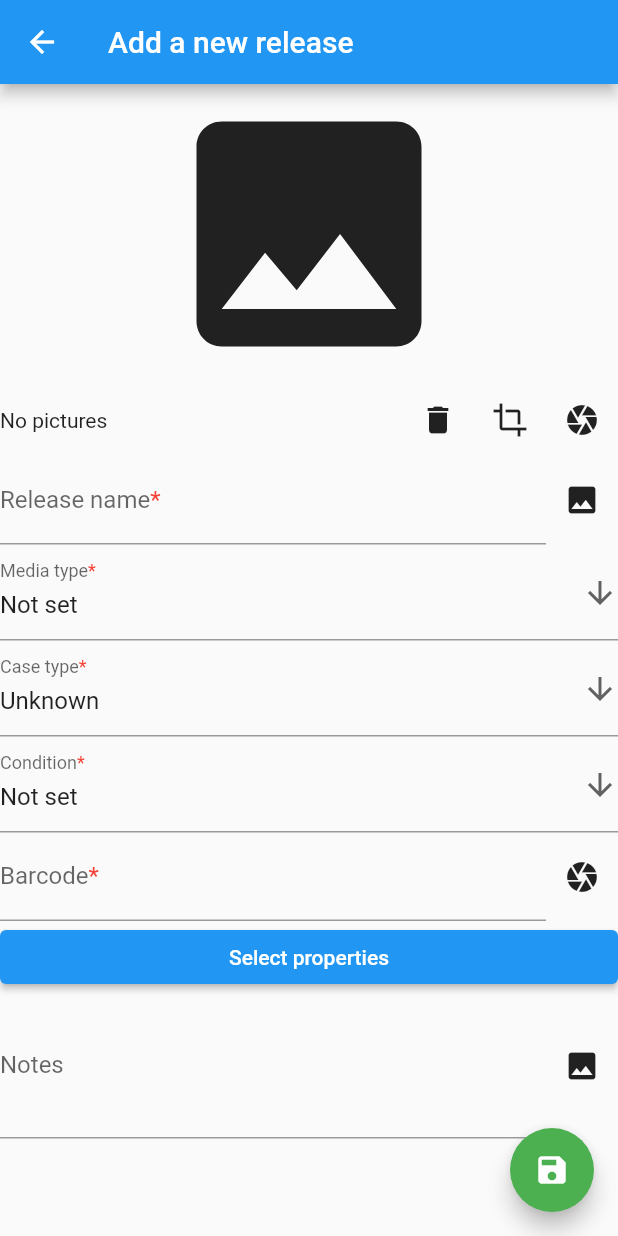
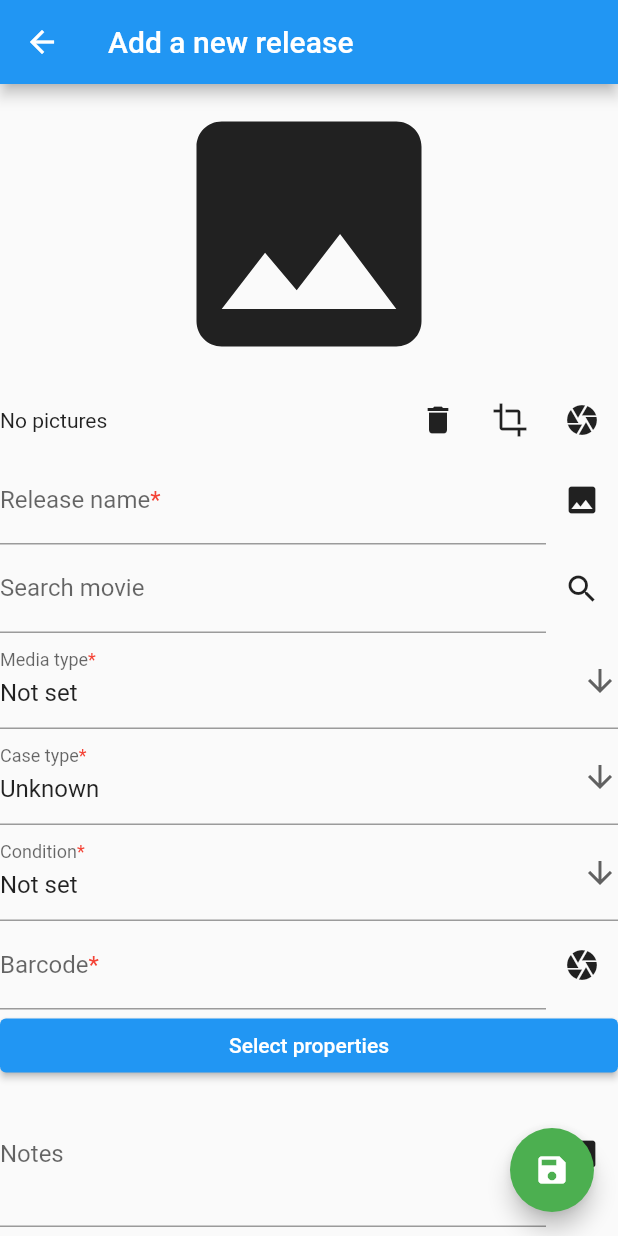
Before and after one commit to zorrokid/film-freak, a Flutter app: the ReleaseForm screen opened directly, on a phone screen of 412 x 824 dp. Run offline on Flutter 3.47's test engine with Material 2 defaults, Android fonts, the phone set to English and light mode, and no system bars; our stand-ins replace camera, file_picker, firebase_core, firebase_remote_config, image_picker, sqflite; missing offline and left inert: google_mlkit_barcode_scanning, google_mlkit_commons, google_mlkit_text_recognition; accounts and stored records are empty; network calls fail.

Commit message:
add firebase remote config for tmdb api key, add initial search

```diff
--- a/lib/persistence/collection_model.dart
+++ b/lib/persistence/collection_model.dart
@@ -2,12 +2,6 @@ import 'dart:collection';
 
 import 'package:flutter/foundation.dart';
 import 'package:film_freak/entities/movie_release.dart';
-
-CollectionModel initializeCollectionModel() {
-  final model = CollectionModel();
-  model.setInitialState([]);
-  return model;
-}
 
 class CollectionModel extends ChangeNotifier {
   final List<MovieRelease> _movieReleases = [];
--- a/lib/screens/release_form.dart
+++ b/lib/screens/release_form.dart
@@ -32,6 +32,7 @@ import '../widgets/preview_pic.dart';
 import '../widgets/release_pic_crop.dart';
 import '../widgets/release_pic_selection.dart';
 import 'image_process_view.dart';
+import 'movie_search.dart';
 
 class ReleaseForm extends StatefulWidget {
   const ReleaseForm({this.barcode, this.id, super.key});
@@ -51,6 +52,7 @@ class _ReleaseFormState extends State<ReleaseForm> {
   final _barcodeController = TextEditingController();
   final _notesController = TextEditingController();
   final _movieReleaseService = initializeReleaseService();
+  final _movieSearchController = TextEditingController();
 
   int _selectedPicIndex = 0;
 
@@ -283,6 +285,19 @@ class _ReleaseFormState extends State<ReleaseForm> {
     controller.value = TextEditingValue(text: text);
   }
 
+  Future<void> _searchMovie() async {
+    final searchText = _movieSearchController.text;
+    if (searchText.isEmpty) {
+      return;
+    }
+    var movieId = await Navigator.push(context,
+        MaterialPageRoute<String>(builder: (context) {
+      return MovieSearch(
+        searchText: searchText,
+      );
+    }));
+  }
+
   @override
   Widget build(BuildContext context) {
     return Consumer<CollectionModel>(builder: (context, cart, child) {
@@ -408,6 +423,21 @@ class _ReleaseFormState extends State<ReleaseForm> {
                       )
                     ],
                   ),
+                  Row(
+                    children: [
+                      Expanded(
+                        child: DecoratedTextFormField(
+                          controller: _movieSearchController,
+                          label: 'Search movie',
+                          required: false,
+                        ),
+                      ),
+                      IconButton(
+                        onPressed: _searchMovie,
+                        icon: const Icon(Icons.search),
+                      ),
+                    ],
+                  ),
                   DropDownFormField(
                     initialValue: viewModel.release.mediaType,
                     values: mediaTypeFormFieldValues,
--- a/pubspec.yaml
+++ b/pubspec.yaml
@@ -50,6 +50,10 @@ dependencies:
     image:
     file_picker:
     logging:
+    http:
+    firebase_remote_config: ^3.0.6
+    firebase_analytics: ^5.0.15
+    firebase_core: ^2.3.0
 
 dev_dependencies:
     flutter_test:
```
Also changed, not shown: lib/init/remote_config.dart (added, +15 -0 lines), lib/init/state.dart (added, +7 -0 lines), lib/main.dart (+14 -4 lines), lib/screens/movie_search.dart (added, +77 -0 lines), lib/firebase_options.dart (added), lib/init/logging.dart (renamed from lib/utils/logging.dart), pubspec.lock, 5 other files.
